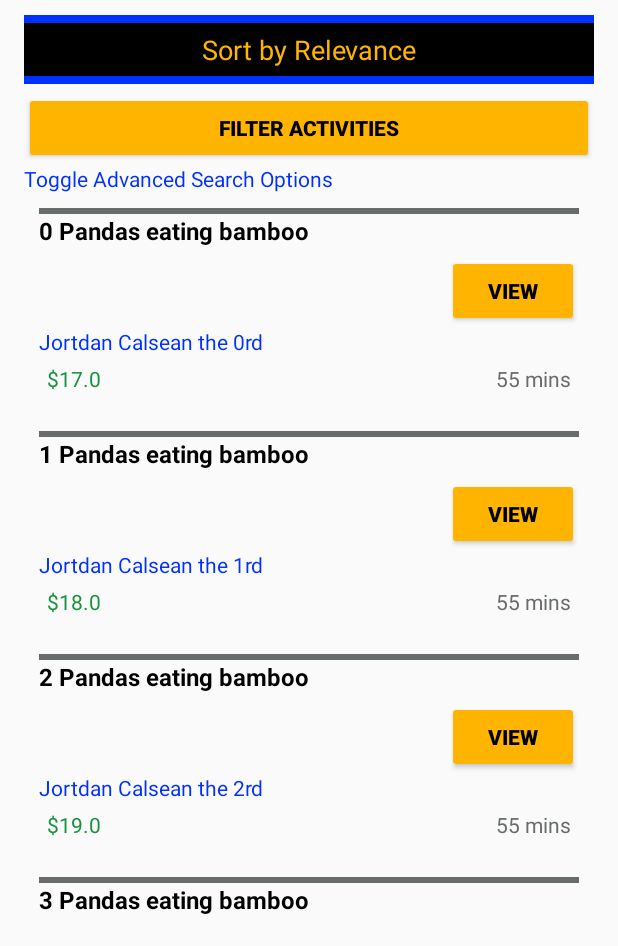
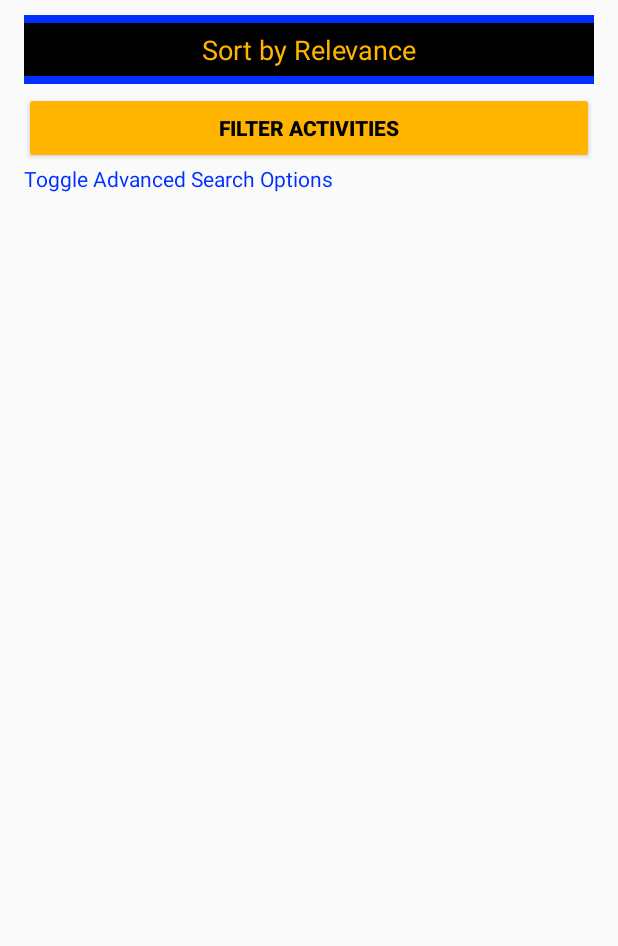
Before and after one commit to ProfCoffee/PlayOver, an Android app: the ActivitiesActivity screen opened directly, with no data from a screen before it, after a tap on "FILTER ACTIVITIES", on a phone screen of 412 x 824 dp, the part 290-1236 px from its top. Run offline under Robolectric (Android 15) with nearby library versions, the phone set to English and light mode, and no system bars; 1 statement that could not run was skipped.

Commit message:
cosmetic fixes and enhancements

```diff
--- a/app/src/main/java/com/steubercreative/www/playover/ActivitiesActivity.java
+++ b/app/src/main/java/com/steubercreative/www/playover/ActivitiesActivity.java
@@ -95,10 +95,10 @@ public class ActivitiesActivity extends AppCompatActivity {
     }
 
     private void filterActivities(){
-        mLinearLayout.removeAllViews();
+//        mLinearLayout.removeAllViews();
 
-        for (int i = 0; i < 11; i++){
-            addActivityView(i + " Pandas eating bamboo", "Jortdan Calsean the " + i + "rd", 17+i);
-        }
+  //      for (int i = 0; i < 11; i++){
+   //         addActivityView(i + " Pandas eating bamboo", "Jortdan Calsean the " + i + "rd", 17+i);
+   //     }
     }
 }
```
